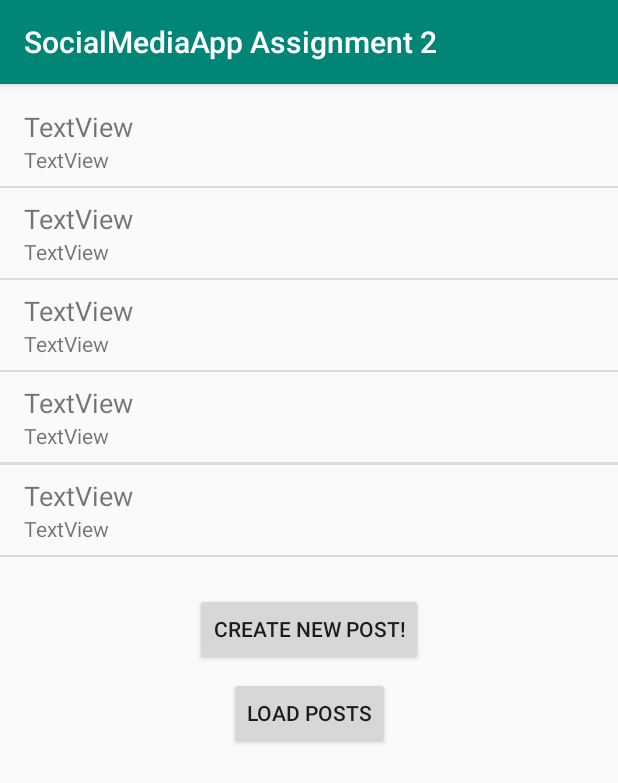
After one commit to adamobrien4/SocialMediaApp_Assignment2, an Android app: the PostFeedActivity screen opened directly, with no data from a screen before it, on a phone screen of 412 x 824 dp. The commit adds this screen. Shown: the top 783 px of the screen. Run offline under Robolectric (Android 15) with nearby library versions, the phone set to English and light mode, and no system bars; our stand-ins replace Firebase (no records; nobody signed in at launch, a user with empty details on screens opened directly).

Commit message:
Created PostViewActivity Activity Moved Post retrieval methods to PostViewActivity

```diff
--- a/app/src/main/AndroidManifest.xml
+++ b/app/src/main/AndroidManifest.xml
@@ -9,6 +9,7 @@
         android:roundIcon="@mipmap/ic_launcher_round"
         android:supportsRtl="true"
         android:theme="@style/AppTheme">
+        <activity android:name=".PostFeedActivity"></activity>
         <activity android:name=".MainActivity">
             <intent-filter>
                 <action android:name="android.intent.action.MAIN" />
--- a/app/src/main/java/ie/ul/socialmediaappassignment2/MainActivity.java
+++ b/app/src/main/java/ie/ul/socialmediaappassignment2/MainActivity.java
@@ -3,6 +3,7 @@ package ie.ul.socialmediaappassignment2;
 import androidx.annotation.NonNull;
 import androidx.appcompat.app.AppCompatActivity;
 
+import android.content.Intent;
 import android.os.Bundle;
 import android.util.Log;
 import android.view.View;
@@ -26,36 +27,6 @@ public class MainActivity extends AppCompatActivity {
     protected void onCreate(Bundle savedInstanceState) {
         super.onCreate(savedInstanceState);
         setContentView(R.layout.activity_main);
-
-        // Andrew has gay
-    }
-
-    public void getData(View view) {
-        FirebaseFirestore db = FirebaseFirestore.getInstance();
-        FirebaseFirestoreSettings settings = new FirebaseFirestoreSettings.Builder()
-                .setTimestampsInSnapshotsEnabled(true)
-                .build();
-        db.setFirestoreSettings(settings);
-
-        CollectionReference colRef = db.collection("test-collection");
-
-        Query query = colRef.orderBy("timestamp", Query.Direction.DESCENDING).limit(2);
-
-        query.get()
-                .addOnCompleteListener(new OnCompleteListener<QuerySnapshot>() {
-                    @Override
-                    public void onComplete(@NonNull Task<QuerySnapshot> task) {
-                        System.out.println("OnCompleteListerner");
-                        if (task.isSuccessful()) {
-                            System.out.println("Task ResultSet size : " + task.getResult().size());
-                            for (QueryDocumentSnapshot document : task.getResult()) {
-                                System.out.println(document.getId() + " => " + document.getData());
-                            }
-                        } else {
-                            Log.w("tag", "Error getting documents", task.getException());
-                        }
-                    }
-                });
     }
 
     public void storeData(View view) {
@@ -69,4 +40,9 @@ public class MainActivity extends AppCompatActivity {
         drink1.put("timestamp", System.currentTimeMillis());
         drinks.document("message2").set(drink1);
     }
+
+    public void openPostsActivity(View view) {
+        Intent intent = new Intent(this, PostFeedActivity.class);
+        startActivity(intent);
+    }
 }
--- /dev/null
+++ b/app/src/main/java/ie/ul/socialmediaappassignment2/PostFeedActivity.java
@@ -0,0 +1,91 @@
+package ie.ul.socialmediaappassignment2;
+
+import androidx.annotation.NonNull;
+import androidx.appcompat.app.AppCompatActivity;
+
+import android.os.Bundle;
+import android.util.Log;
+import android.view.View;
+import android.widget.TextView;
+
+import com.google.android.gms.tasks.OnCompleteListener;
+import com.google.android.gms.tasks.Task;
+import com.google.firebase.firestore.CollectionReference;
+import com.google.firebase.firestore.FirebaseFirestore;
+import com.google.firebase.firestore.FirebaseFirestoreSettings;
+import com.google.firebase.firestore.Query;
+import com.google.firebase.firestore.QueryDocumentSnapshot;
+import com.google.firebase.firestore.QuerySnapshot;
+
+public class PostFeedActivity extends AppCompatActivity {
+
+    @Override
+    protected void onCreate(Bundle savedInstanceState) {
+        super.onCreate(savedInstanceState);
+        setContentView(R.layout.activity_post_feed);
+    }
+
+    public void getPosts(View view) {
+        // Get reference to FirebaseFirestore instance
+        FirebaseFirestore db = FirebaseFirestore.getInstance();
+
+        // Firebase settings recommended by build console
+        FirebaseFirestoreSettings settings = new FirebaseFirestoreSettings.Builder()
+                .setTimestampsInSnapshotsEnabled(true)
+                .build();
+        db.setFirestoreSettings(settings);
+
+        // Query firestore for the 5 most recently added posts/documents
+        Query query = db.collection("test-collection").orderBy("timestamp", Query.Direction.DESCENDING).limit(5);
+
+        // Execute firestore query
+        query.get()
+                .addOnCompleteListener(new OnCompleteListener<QuerySnapshot>() {
+                    @Override
+                    public void onComplete(@NonNull Task<QuerySnapshot> task) {
+                        System.out.println("OnCompleteListener");
+                        if (task.isSuccessful()) {
+                            // Print amount of posts/documents found that match query
+                            System.out.println("Task ResultSet size : " + task.getResult().size());
+                            // Loop through each document from query resultset
+                            int postIndex = 0;
+                            for (QueryDocumentSnapshot document : task.getResult()) {
+                                TextView username = null;
+                                TextView message = null;
+                                postIndex++;
+                                // Print out data from each document to console
+                                System.out.println(document.getId() + " => " + document.getData());
+                                switch (postIndex){
+                                    case 1:
+                                        username = (TextView) findViewById(R.id.username1);
+                                        message = (TextView) findViewById(R.id.message1);
+                                        break;
+                                    case 2:
+                                        username = (TextView) findViewById(R.id.username2);
+                                        message = (TextView) findViewById(R.id.message2);
+                                        break;
+                                    case 3:
+                                        username = (TextView) findViewById(R.id.username3);
+                                        message = (TextView) findViewById(R.id.message3);
+                                        break;
+                                    case 4:
+                                        username = (TextView) findViewById(R.id.username4);
+                                        message = (TextView) findViewById(R.id.message5);
+                                        break;
+                                    case 5:
+                                        username = (TextView) findViewById(R.id.username5);
+                                        message = (TextView) findViewById(R.id.message5);
+                                        break;
+                                }
+
+                                username.setText(document.getId());
+                                message.setText(document.getData().toString());
+                            }
+                        } else {
+                            // Error logging
+                            Log.w("tag", "Error getting documents", task.getException());
+                        }
+                    }
+                });
+    }
+}
--- a/app/src/main/res/layout/activity_main.xml
+++ b/app/src/main/res/layout/activity_main.xml
@@ -27,4 +27,15 @@
         android:text="Store Data"
         app:layout_constraintStart_toStartOf="parent"
         app:layout_constraintTop_toBottomOf="@+id/button" />
+
+    <Button
+        android:id="@+id/open_posts_activity"
+        android:layout_width="wrap_content"
+        android:layout_height="wrap_content"
+        android:layout_marginStart="16dp"
+        android:layout_marginTop="16dp"
+        android:onClick="openPostsActivity"
+        android:text="Open Posts Activity"
+        app:layout_constraintStart_toStartOf="parent"
+        app:layout_constraintTop_toBottomOf="@+id/button2" />
 </androidx.constraintlayout.widget.ConstraintLayout>
--- /dev/null
+++ b/app/src/main/res/layout/activity_post_feed.xml
@@ -0,0 +1,179 @@
+<?xml version="1.0" encoding="utf-8"?>
+<androidx.constraintlayout.widget.ConstraintLayout xmlns:android="http://schemas.android.com/apk/res/android"
+    xmlns:app="http://schemas.android.com/apk/res-auto"
+    xmlns:tools="http://schemas.android.com/tools"
+    android:layout_width="match_parent"
+    android:layout_height="match_parent"
+    tools:context=".PostFeedActivity">
+
+    <TextView
+        android:id="@+id/message2"
+        android:layout_width="wrap_content"
+        android:layout_height="wrap_content"
+        android:layout_marginStart="16dp"
+        android:text="TextView"
+        app:layout_constraintStart_toStartOf="parent"
+        app:layout_constraintTop_toBottomOf="@+id/username2" />
+
+    <View
+        android:id="@+id/divider2"
+        android:layout_width="wrap_content"
+        android:layout_height="1dp"
+        android:layout_marginTop="8dp"
+        android:background="?android:attr/listDivider"
+        app:layout_constraintEnd_toEndOf="parent"
+        app:layout_constraintStart_toStartOf="parent"
+        app:layout_constraintTop_toBottomOf="@+id/message2" />
+
+    <TextView
+        android:id="@+id/username2"
+        android:layout_width="wrap_content"
+        android:layout_height="wrap_content"
+        android:layout_marginStart="16dp"
+        android:layout_marginTop="8dp"
+        android:text="TextView"
+        android:textSize="18sp"
+        app:layout_constraintStart_toStartOf="parent"
+        app:layout_constraintTop_toBottomOf="@+id/divider" />
+
+    <Button
+        android:id="@+id/create_post_button"
+        android:layout_width="wrap_content"
+        android:layout_height="wrap_content"
+        android:layout_marginTop="24dp"
+        android:text="Create new Post!"
+        app:layout_constraintEnd_toEndOf="parent"
+        app:layout_constraintStart_toStartOf="parent"
+        app:layout_constraintTop_toBottomOf="@+id/divider5" />
+
+    <TextView
+        android:id="@+id/username1"
+        android:layout_width="wrap_content"
+        android:layout_height="wrap_content"
+        android:layout_marginStart="16dp"
+        android:layout_marginTop="16dp"
+        android:text="TextView"
+        android:textSize="18sp"
+        app:layout_constraintStart_toStartOf="parent"
+        app:layout_constraintTop_toTopOf="parent" />
+
+    <TextView
+        android:id="@+id/message1"
+        android:layout_width="wrap_content"
+        android:layout_height="wrap_content"
+        android:layout_marginStart="16dp"
+        android:text="TextView"
+        app:layout_constraintStart_toStartOf="parent"
+        app:layout_constraintTop_toBottomOf="@+id/username1" />
+
+    <View
+        android:id="@+id/divider"
+        android:layout_width="wrap_content"
+        android:layout_height="1dp"
+        android:layout_marginTop="8dp"
+        android:background="?android:attr/listDivider"
+        app:layout_constraintEnd_toEndOf="parent"
+        app:layout_constraintStart_toStartOf="parent"
+        app:layout_constraintTop_toBottomOf="@+id/message1" />
+
+    <TextView
+        android:id="@+id/username3"
+        android:layout_width="wrap_content"
+        android:layout_height="wrap_content"
+        android:layout_marginStart="16dp"
+        android:layout_marginTop="8dp"
+        android:text="TextView"
+        android:textSize="18sp"
+        app:layout_constraintStart_toStartOf="parent"
+        app:layout_constraintTop_toBottomOf="@+id/divider2" />
+
+    <TextView
+        android:id="@+id/message3"
+        android:layout_width="wrap_content"
+        android:layout_height="wrap_content"
+        android:layout_marginStart="16dp"
+        android:text="TextView"
+        app:layout_constraintStart_toStartOf="parent"
+        app:layout_constraintTop_toBottomOf="@+id/username3" />
+
+    <View
+        android:id="@+id/divider3"
+        android:layout_width="wrap_content"
+        android:layout_height="1dp"
+        android:layout_marginTop="8dp"
+        android:background="?android:attr/listDivider"
+        app:layout_constraintEnd_toEndOf="parent"
+        app:layout_constraintStart_toStartOf="parent"
+        app:layout_constraintTop_toBottomOf="@+id/message3" />
+
+    <TextView
+        android:id="@+id/username4"
+        android:layout_width="wrap_content"
+        android:layout_height="wrap_content"
+        android:layout_marginStart="16dp"
+        android:layout_marginTop="8dp"
+        android:text="TextView"
+        android:textSize="18sp"
+        app:layout_constraintStart_toStartOf="parent"
+        app:layout_constraintTop_toBottomOf="@+id/divider3" />
+
+    <TextView
+        android:id="@+id/message4"
+        android:layout_width="wrap_content"
+        android:layout_height="wrap_content"
+        android:layout_marginStart="16dp"
+        android:text="TextView"
+        app:layout_constraintStart_toStartOf="parent"
+        app:layout_constraintTop_toBottomOf="@+id/username4" />
+
+    <View
+        android:id="@+id/divider4"
+        android:layout_width="414dp"
+        android:layout_height="2dp"
+        android:layout_marginTop="8dp"
+        android:background="?android:attr/listDivider"
+        app:layout_constraintStart_toStartOf="parent"
+        app:layout_constraintTop_toBottomOf="@+id/message4" />
+
+    <TextView
+        android:id="@+id/username5"
+        android:layout_width="wrap_content"
+        android:layout_height="wrap_content"
+        android:layout_marginStart="16dp"
+        android:layout_marginTop="8dp"
+        android:text="TextView"
+        android:textSize="18sp"
+        app:layout_constraintStart_toStartOf="parent"
+        app:layout_constraintTop_toBottomOf="@+id/divider4" />
+
+    <TextView
+        android:id="@+id/message5"
+        android:layout_width="wrap_content"
+        android:layout_height="wrap_content"
+        android:layout_marginStart="16dp"
+        android:text="TextView"
+        app:layout_constraintStart_toStartOf="parent"
+        app:layout_constraintTop_toBottomOf="@+id/username5" />
+
+    <View
+        android:id="@+id/divider5"
+        android:layout_width="wrap_content"
+        android:layout_height="1dp"
+        android:layout_marginTop="8dp"
+        android:background="?android:attr/listDivider"
+        app:layout_constraintEnd_toEndOf="parent"
+        app:layout_constraintStart_toStartOf="parent"
+        app:layout_constraintTop_toBottomOf="@+id/message5" />
+
+    <Button
+        android:id="@+id/load_posts_button"
+        android:layout_width="wrap_content"
+        android:layout_height="wrap_content"
+        android:layout_marginTop="8dp"
+        android:onClick="getPosts"
+        android:text="Load Posts"
+        app:layout_constraintEnd_toEndOf="parent"
+        app:layout_constraintStart_toStartOf="parent"
+        app:layout_constraintTop_toBottomOf="@+id/create_post_button" />
+
+</androidx.constraintlayout.widget.ConstraintLayout>
```
